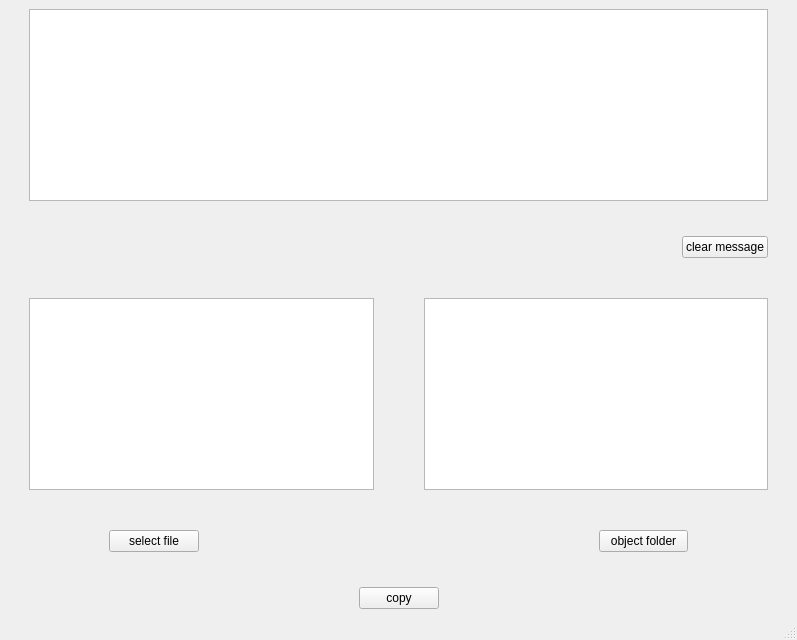
First picture: the form in qt-file-transfer/client/client.ui, repository shadow-wd/Qt-file-transfer, before the edit.
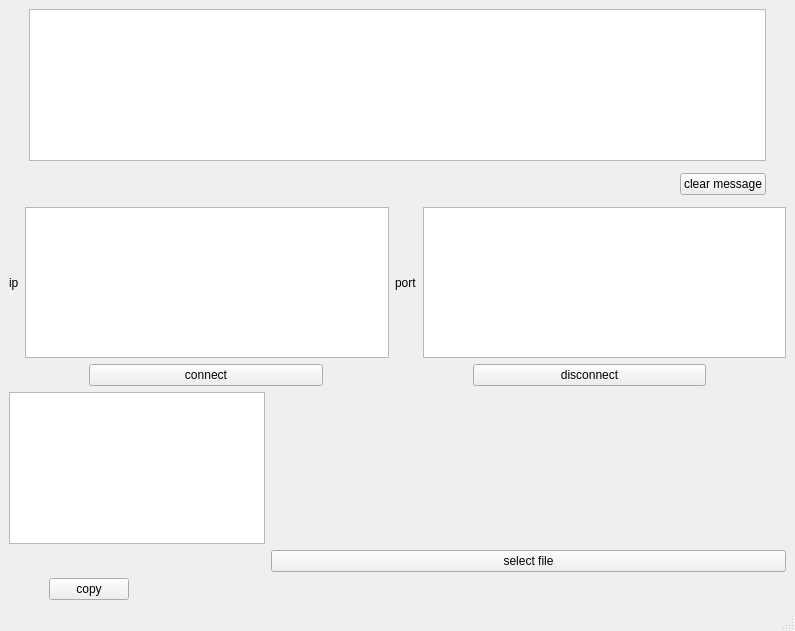
Second picture: the form after the edit.

Commit message: add tcp file transfer ,server client

What changed in the file:
```diff
--- a/qt-file-transfer/client/client.ui
+++ b/qt-file-transfer/client/client.ui
@@ -6,8 +6,8 @@
    <rect>
     <x>0</x>
     <y>0</y>
-    <width>797</width>
-    <height>640</height>
+    <width>795</width>
+    <height>631</height>
    </rect>
   </property>
   <property name="sizePolicy">
@@ -20,10 +20,8 @@
    <string>file-transfer</string>
   </property>
   <widget class="QWidget" name="centralwidget">
-   <layout class="QVBoxLayout" name="verticalLayout_2">
-    <item>
-     <layout class="QVBoxLayout" name="verticalLayout">
-      <item>
+   <layout class="QFormLayout" name="formLayout">
+    <item row="0" column="0" colspan="2">
        <layout class="QHBoxLayout" name="horizontalLayout_3">
         <item>
          <spacer name="horizontalSpacer_4">
@@ -62,20 +60,20 @@
         </item>
        </layout>
       </item>
-      <item>
+    <item row="2" column="0" colspan="2">
        <spacer name="verticalSpacer_4">
         <property name="orientation">
          <enum>Qt::Vertical</enum>
         </property>
         <property name="sizeHint" stdset="0">
          <size>
-          <width>20</width>
-          <height>10</height>
+        <width>774</width>
+        <height>13</height>
          </size>
         </property>
        </spacer>
       </item>
-      <item>
+    <item row="4" column="0" colspan="2">
        <layout class="QHBoxLayout" name="horizontalLayout_4">
         <item>
          <spacer name="horizontalSpacer">
@@ -115,7 +113,7 @@
         </item>
        </layout>
       </item>
-      <item>
+    <item row="6" column="0">
        <spacer name="verticalSpacer_3">
         <property name="orientation">
          <enum>Qt::Vertical</enum>
@@ -128,32 +126,69 @@
         </property>
        </spacer>
       </item>
+    <item row="7" column="0" colspan="2">
+     <layout class="QHBoxLayout" name="horizontalLayout_2">
       <item>
-       <layout class="QHBoxLayout" name="horizontalLayout_2" stretch="0,0">
+       <widget class="QLabel" name="label_2">
+        <property name="text">
+         <string>ip</string>
+        </property>
+       </widget>
+      </item>
+      <item>
+       <widget class="QTextBrowser" name="ipaddr">
+        <property name="readOnly">
+         <bool>false</bool>
+        </property>
+       </widget>
+      </item>
+      <item>
+       <widget class="QLabel" name="label">
+        <property name="text">
+         <string>port</string>
+        </property>
+       </widget>
+      </item>
+      <item>
+       <widget class="QTextBrowser" name="portnumber"/>
+      </item>
+     </layout>
+    </item>
+    <item row="9" column="0" colspan="2">
+     <layout class="QHBoxLayout" name="horizontalLayout_6">
         <property name="spacing">
-         <number>50</number>
+       <number>150</number>
         </property>
         <property name="leftMargin">
-         <number>20</number>
-        </property>
-        <property name="topMargin">
-         <number>5</number>
+       <number>80</number>
         </property>
         <property name="rightMargin">
-         <number>20</number>
-        </property>
-        <property name="bottomMargin">
-         <number>5</number>
+       <number>80</number>
         </property>
         <item>
-         <widget class="QTextBrowser" name="sourcefilepathdisplay"/>
+       <widget class="QPushButton" name="connect">
+        <property name="text">
+         <string>connect</string>
+        </property>
+       </widget>
         </item>
         <item>
-         <widget class="QTextBrowser" name="objectfilepathdisplay"/>
+       <widget class="QPushButton" name="disconnect">
+        <property name="text">
+         <string>disconnect</string>
+        </property>
+       </widget>
         </item>
        </layout>
       </item>
-      <item>
+    <item row="11" column="0">
+     <widget class="QTextBrowser" name="sourcefilepathdisplay">
+      <property name="enabled">
+       <bool>true</bool>
+      </property>
+     </widget>
+    </item>
+    <item row="11" column="1">
        <spacer name="verticalSpacer_2">
         <property name="orientation">
          <enum>Qt::Vertical</enum>
@@ -166,47 +201,14 @@
         </property>
        </spacer>
       </item>
-      <item>
-       <layout class="QHBoxLayout" name="horizontalLayout">
-        <property name="spacing">
-         <number>400</number>
-        </property>
-        <property name="leftMargin">
-         <number>100</number>
-        </property>
-        <property name="rightMargin">
-         <number>100</number>
-        </property>
-        <item>
+    <item row="13" column="1">
          <widget class="QPushButton" name="selectFile">
           <property name="text">
            <string>select file</string>
           </property>
          </widget>
         </item>
-        <item>
-         <widget class="QPushButton" name="objectfolder">
-          <property name="text">
-           <string>object folder</string>
-          </property>
-         </widget>
-        </item>
-       </layout>
-      </item>
-      <item>
-       <spacer name="verticalSpacer">
-        <property name="orientation">
-         <enum>Qt::Vertical</enum>
-        </property>
-        <property name="sizeHint" stdset="0">
-         <size>
-          <width>20</width>
-          <height>25</height>
-         </size>
-        </property>
-       </spacer>
-      </item>
-      <item>
+    <item row="14" column="0">
        <layout class="QHBoxLayout" name="horizontalLayout_5">
         <item>
          <spacer name="horizontalSpacer_5">
@@ -243,7 +245,18 @@
         </item>
        </layout>
       </item>
-     </layout>
+    <item row="14" column="1">
+     <spacer name="verticalSpacer">
+      <property name="orientation">
+       <enum>Qt::Vertical</enum>
+      </property>
+      <property name="sizeHint" stdset="0">
+       <size>
+        <width>20</width>
+        <height>25</height>
+       </size>
+      </property>
+     </spacer>
     </item>
    </layout>
   </widget>
```
Left out of the diff: 4 changed lines with no effect on the pictures. Lines whose indentation alone changed are shown as unchanged. The commit also changes 24 other files.
